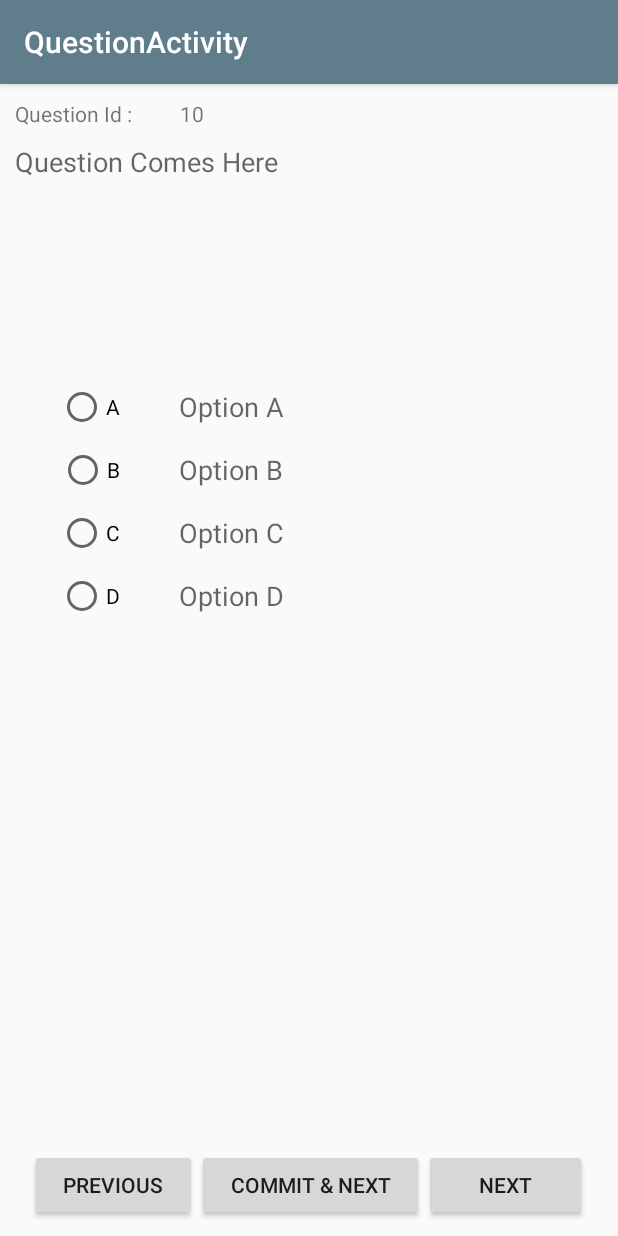
After one commit to SushankKDahiwadkar/oesmsproj, an Android app: the QuestionActivity screen opened directly, with no data from a screen before it, on a phone screen of 412 x 824 dp. The commit adds this screen. Run offline under Robolectric (Android 15) with nearby library versions, the phone set to English and light mode, and no system bars.

Commit message:
minor commit

```diff
--- a/LoginRegisterMaterial/app/src/main/java/com/sushank/loginregistermaterial/activity/HomeFragment.java
+++ b/LoginRegisterMaterial/app/src/main/java/com/sushank/loginregistermaterial/activity/HomeFragment.java
@@ -24,6 +24,7 @@ import com.sushank.loginregistermaterial.adapter.AppController;
 
 import org.json.JSONObject;
 
+import static com.sushank.loginregistermaterial.util.GlobalConstant.HOST_SERVER;
 import java.text.BreakIterator;
 
 /**
@@ -73,7 +74,7 @@ public class HomeFragment extends Fragment {
 
     public void sendTestId(){
         String testId = String.valueOf(editText.getText());
-        String url = "http://104.197.79.26:8080/oes/api/Test/" + testId;
+        String url = HOST_SERVER + "/Test/" + testId;
         final ProgressDialog progressDialog = new ProgressDialog(getActivity());
         progressDialog.setMessage("Fetching Test Details...");
         progressDialog.show();
--- /dev/null
+++ b/LoginRegisterMaterial/app/src/main/java/com/sushank/loginregistermaterial/activity/QuestionActivity.java
@@ -0,0 +1,23 @@
+package com.sushank.loginregistermaterial.activity;
+
+import android.os.Bundle;
+import android.support.design.widget.FloatingActionButton;
+import android.support.design.widget.Snackbar;
+import android.support.v7.app.AppCompatActivity;
+import android.support.v7.widget.Toolbar;
+import android.view.View;
+
+import com.sushank.loginregistermaterial.R;
+
+public class QuestionActivity extends AppCompatActivity {
+
+    @Override
+    protected void onCreate(Bundle savedInstanceState) {
+        super.onCreate(savedInstanceState);
+        setContentView(R.layout.content_question);
+        Toolbar toolbar = (Toolbar) findViewById(R.id.toolbar);
+        setSupportActionBar(toolbar);
+
+    }
+
+}
--- a/LoginRegisterMaterial/app/src/main/java/com/sushank/loginregistermaterial/activity/TestDetails.java
+++ b/LoginRegisterMaterial/app/src/main/java/com/sushank/loginregistermaterial/activity/TestDetails.java
@@ -1,19 +1,32 @@
 package com.sushank.loginregistermaterial.activity;
 
+import android.app.ProgressDialog;
 import android.content.Intent;
 import android.os.Bundle;
 import android.support.v7.app.AppCompatActivity;
 import android.support.v7.widget.Toolbar;
+import android.util.Log;
+import android.view.View;
+import android.widget.Button;
 import android.widget.TextView;
 import android.widget.Toast;
 
 
+import com.android.volley.DefaultRetryPolicy;
+import com.android.volley.Request;
+import com.android.volley.Response;
+import com.android.volley.VolleyError;
+import com.android.volley.VolleyLog;
+import com.android.volley.toolbox.JsonObjectRequest;
 import com.google.gson.Gson;
 import com.sushank.loginregistermaterial.R;
+import com.sushank.loginregistermaterial.adapter.AppController;
 import com.sushank.loginregistermaterial.model.TestDetail;
 
 import org.json.JSONException;
 import org.json.JSONObject;
+
+import static com.sushank.loginregistermaterial.util.GlobalConstant.HOST_SERVER;
 
 
 public class TestDetails extends AppCompatActivity {
@@ -21,6 +34,7 @@ public class TestDetails extends AppCompatActivity {
     TextView txtViewTestName;
     TextView txtViewSubject;
     TextView txtViewTotalQuestions;
+    Button btnStartTest;
     @Override
     protected void onCreate(Bundle savedInstanceState) {
         super.onCreate(savedInstanceState);
@@ -32,12 +46,56 @@ public class TestDetails extends AppCompatActivity {
         txtViewTestName = (TextView) findViewById(R.id.textViewTestName);
         txtViewSubject = (TextView) findViewById(R.id.textViewSubject);
         txtViewTotalQuestions = (TextView) findViewById(R.id.textViewTotalQuestions);
+        btnStartTest = (Button) findViewById(R.id.btnStartTest);
 
         Intent intent = getIntent();
-        String testDetails = intent.getStringExtra("TEST_DETAILS");
+        final String testDetails = intent.getStringExtra("TEST_DETAILS");
 
         showTestDetails(testDetails);
+
+        btnStartTest.setOnClickListener(new View.OnClickListener() {
+            @Override
+            public void onClick(View v) {
+                openQuestionActivity(testDetails);
+            }
+        });
     }
+
+    private void openQuestionActivity(String testDetails) {
+        Gson gson = new Gson();
+        TestDetail testDetail = gson.fromJson(testDetails, TestDetail.class);
+
+        String url = HOST_SERVER + "/Question/Test/" + testDetail.getTestId();
+
+        JSONObject param = null;
+
+        JsonObjectRequest jsonObjectRequest = new JsonObjectRequest(Request.Method.GET, url, param,
+                new Response.Listener<JSONObject>() {
+                    @Override
+                    public void onResponse(JSONObject response) {
+                        Log.i("Response", response.toString());
+                        Intent intent = new Intent(getApplicationContext(), QuestionActivity.class);
+                        intent.putExtra("QUESTION_SET", response.toString());
+                        startActivity(intent);
+
+                    }
+                }, new Response.ErrorListener() {
+
+            @Override
+            public void onErrorResponse(VolleyError error) {
+                VolleyLog.e("Error", error.getStackTrace());
+            }
+        });
+
+        Log.i("Generated Request : ", jsonObjectRequest.toString());
+        jsonObjectRequest.setRetryPolicy(new DefaultRetryPolicy(
+                10000,
+                DefaultRetryPolicy.DEFAULT_MAX_RETRIES,
+                DefaultRetryPolicy.DEFAULT_BACKOFF_MULT));
+
+        AppController.getInstance().addToRequestQueue(jsonObjectRequest, "Get Question Set");
+    }
+
 
     private void showTestDetails(String test_details) {
         Gson gson = new Gson();
--- /dev/null
+++ b/LoginRegisterMaterial/app/src/main/java/com/sushank/loginregistermaterial/util/GlobalConstant.java
@@ -0,0 +1,9 @@
+package com.sushank.loginregistermaterial.util;
+
+/**
+ * Created by sushank_dahiwadkar on 2/13/2016.
+ */
+public class GlobalConstant {
+
+    public static final String HOST_SERVER= "http://104.197.96.160:8080/oes/api";
+}
--- a/LoginRegisterMaterial/app/src/main/res/layout/activity_test_details.xml
+++ /dev/null
@@ -1,20 +0,0 @@
-<?xml version="1.0" encoding="utf-8"?>
-<android.support.design.widget.CoordinatorLayout
-    xmlns:android="http://schemas.android.com/apk/res/android"
-    xmlns:app="http://schemas.android.com/apk/res-auto"
-    xmlns:tools="http://schemas.android.com/tools"
-    android:layout_width="match_parent"
-    android:layout_height="match_parent" android:fitsSystemWindows="true"
-    tools:context="com.sushank.loginregistermaterial.activity.TestDetails">
-
-    <android.support.design.widget.AppBarLayout android:layout_height="wrap_content"
-        android:layout_width="match_parent" android:theme="@style/MyMaterialTheme.AppBarOverlay">
-
-        <android.support.v7.widget.Toolbar android:id="@+id/toolbar"
-            android:layout_width="match_parent" android:layout_height="?attr/actionBarSize"
-            android:background="?attr/colorPrimary"
-            app:popupTheme="@style/MyMaterialTheme.PopupOverlay" />
-
-    </android.support.design.widget.AppBarLayout>
-
-</android.support.design.widget.CoordinatorLayout>
--- /dev/null
+++ b/LoginRegisterMaterial/app/src/main/res/layout/content_question.xml
@@ -0,0 +1,190 @@
+<?xml version="1.0" encoding="utf-8"?>
+<RelativeLayout
+    xmlns:android="http://schemas.android.com/apk/res/android"
+    xmlns:tools="http://schemas.android.com/tools"
+    xmlns:app="http://schemas.android.com/apk/res-auto"
+    android:layout_width="wrap_content"
+    android:layout_height="wrap_content"
+    app:layout_behavior="@string/appbar_scrolling_view_behavior"
+    tools:context="com.sushank.loginregistermaterial.activity.QuestionActivity">
+
+    <android.support.design.widget.AppBarLayout android:layout_height="wrap_content"
+        android:layout_width="match_parent" android:theme="@style/MyMaterialTheme.AppBarOverlay"
+        android:id="@+id/tableLayout">
+        <android.support.v7.widget.Toolbar android:id="@+id/toolbar"
+            android:layout_width="match_parent" android:layout_height="?attr/actionBarSize"
+            android:background="?attr/colorPrimary"
+            app:popupTheme="@style/MyMaterialTheme.PopupOverlay" />
+    </android.support.design.widget.AppBarLayout>
+
+    <TextView
+        android:layout_width="wrap_content"
+        android:layout_height="wrap_content"
+        android:textAppearance="?android:attr/textAppearanceSmall"
+        android:text="Question Id : "
+        android:id="@+id/textViewQuestionNumberText"
+        android:layout_marginTop="10dp"
+        android:layout_marginLeft="10dp"
+        android:layout_below="@+id/tableLayout"
+        android:layout_alignParentLeft="true"
+        android:layout_alignParentStart="true" />
+
+    <TextView
+        android:layout_width="wrap_content"
+        android:layout_height="wrap_content"
+        android:textAppearance="?android:attr/textAppearanceSmall"
+        android:text="10"
+        android:id="@+id/textViewQuestionNumber"
+        android:layout_marginTop="10dp"
+        android:layout_marginLeft="120dp"
+        android:layout_below="@+id/tableLayout"
+        android:layout_toRightOf="@+id/textViewQuestionNumberText"
+        android:layout_alignParentLeft="true"
+        android:layout_alignParentStart="true" />
+
+    <TextView
+        android:layout_width="fill_parent"
+        android:layout_height="150dp"
+        android:textAppearance="?android:attr/textAppearanceMedium"
+        android:text="Question Comes Here"
+        android:id="@+id/textViewQuestion"
+        android:layout_below="@+id/textViewQuestionNumberText"
+        android:layout_alignLeft="@+id/textViewQuestionNumberText"
+        android:layout_alignStart="@+id/textViewQuestionNumberText"
+        android:layout_marginRight="10dp"
+        android:layout_marginTop="10dp" />
+
+    <RelativeLayout
+        android:layout_width="match_parent"
+        android:layout_height="wrap_content"
+        android:layout_alignParentBottom="true"
+        android:layout_below="@id/textViewQuestion"
+        android:layout_marginTop="10dp"
+        android:layout_marginLeft="10dp"
+        android:layout_marginRight="10dp">
+        <TableLayout
+            android:id="@+id/tableView1"
+            android:layout_width="match_parent"
+            android:layout_height="wrap_content"
+            android:layout_marginBottom="100dp"
+            android:shrinkColumns="*"
+            android:stretchColumns="*">
+
+            <TableRow
+                android:layout_width="match_parent"
+                android:layout_height="wrap_content"
+                android:paddingBottom="10dp">
+
+                <RadioButton
+                    android:text="A"
+                    android:layout_width="wrap_content"
+                    android:layout_gravity="center"/>
+
+                <TextView
+                    android:paddingLeft="10dp"
+                    android:text="Option A"
+                    android:textAppearance="?android:attr/textAppearanceMedium"
+                    android:layout_gravity="center_vertical"
+                    android:layout_span="5"
+                    android:id="@+id/textViewOptionA" />
+            </TableRow>
+
+            <TableRow
+                android:layout_width="match_parent"
+                android:layout_height="wrap_content"
+                android:paddingBottom="10dp">
+
+                <RadioButton
+                    android:text="B"
+                    android:layout_width="wrap_content"
+                    android:layout_gravity="center"/>
+
+                <TextView
+                    android:paddingLeft="10dp"
+                    android:text="Option B"
+                    android:textAppearance="?android:attr/textAppearanceMedium"
+                    android:layout_gravity="center_vertical"
+                    android:layout_span="5"
+                    android:id="@+id/textViewOptionB" />
+            </TableRow>
+
+            <TableRow
+                android:layout_width="match_parent"
+                android:layout_height="wrap_content"
+                android:paddingBottom="10dp">
+
+                <RadioButton
+                    android:text="C"
+                    android:layout_width="wrap_content"
+                    android:layout_gravity="center"/>
+
+                <TextView
+                    android:paddingLeft="10dp"
+                    android:text="Option C"
+                    android:textAppearance="?android:attr/textAppearanceMedium"
+                    android:layout_gravity="center_vertical"
+                    android:layout_span="5"
+                    android:id="@+id/textViewOptionC" />
+            </TableRow>
+
+            <TableRow
+                android:layout_width="match_parent"
+                android:layout_height="wrap_content"
+                android:paddingBottom="10dp">
+
+                <RadioButton
+                    android:text="D"
+                    android:layout_width="wrap_content"
+                    android:layout_gravity="center"/>
+
+                <TextView
+                    android:paddingLeft="10dp"
+                    android:text="Option D"
+                    android:textAppearance="?android:attr/textAppearanceMedium"
+                    android:layout_gravity="center_vertical"
+                    android:layout_span="5"
+                    android:id="@+id/textViewOptionD" />
+            </TableRow>
+        </TableLayout>
+
+        <TableLayout
+            android:layout_width="match_parent"
+            android:layout_height="wrap_content"
+            android:shrinkColumns="*"
+            android:stretchColumns="*"
+            android:layout_marginLeft="10dp"
+            android:layout_marginRight="10dp"
+            android:layout_marginBottom="10dp"
+            android:layout_alignParentBottom="true">
+            <TableRow
+                android:layout_width="match_parent"
+                android:layout_height="wrap_content"
+                android:gravity="center_horizontal">
+                <Button
+                    android:layout_width="wrap_content"
+                    android:layout_height="wrap_content"
+                    android:text="Previous"
+                    android:id="@+id/buttonPrevious"
+                    android:layout_alignParentBottom="true" />
+
+                <Button
+                    android:layout_width="wrap_content"
+                    android:layout_height="wrap_content"
+                    android:text="Commit &amp; Next"
+                    android:id="@+id/buttonCommit"
+                    android:layout_alignParentBottom="true"
+                    android:layout_toRightOf="@id/buttonPrevious" />
+
+                <Button
+                    android:layout_width="wrap_content"
+                    android:layout_height="wrap_content"
+                    android:text="Next"
+                    android:id="@+id/buttonNext"
+                    android:layout_alignParentBottom="true"
+                    android:layout_toRightOf="@id/buttonCommit" />
+            </TableRow>
+        </TableLayout>
+    </RelativeLayout>
+
+
+</RelativeLayout>
--- a/LoginRegisterMaterial/app/src/main/res/layout/content_test_details.xml
+++ b/LoginRegisterMaterial/app/src/main/res/layout/content_test_details.xml
@@ -23,7 +23,8 @@
         android:layout_marginTop="10dp"
         android:paddingTop="100dp"
         android:shrinkColumns="*"
-        android:stretchColumns="*">
+        android:stretchColumns="*"
+        android:id="@+id/tableLayout2">
         <TableRow
             android:id="@+id/tableRow1"
             android:layout_width="match_parent"
@@ -166,4 +167,13 @@
         </TableRow>
     </TableLayout>
 
+    <Button
+        android:layout_width="wrap_content"
+        android:layout_height="wrap_content"
+        android:text="Start Test"
+        android:id="@+id/btnStartTest"
+        android:layout_below="@+id/tableLayout2"
+        android:layout_centerHorizontal="true"
+        android:layout_marginTop="44dp" />
+
 </RelativeLayout>
--- a/LoginRegisterMaterial/app/src/main/res/values/strings.xml
+++ b/LoginRegisterMaterial/app/src/main/res/values/strings.xml
@@ -29,4 +29,5 @@
     <string name="err_msg_email">Enter valid email address</string>
     <string name="err_msg_password">Enter the password</string>
     <string name="title_activity_test_details">Test Details</string>
+    <string name="title_activity_question">QuestionActivity</string>
 </resources>
--- a/oes/src/main/java/com/sushankkdahiwadkar/oes/controller/QuestionController.java
+++ b/oes/src/main/java/com/sushankkdahiwadkar/oes/controller/QuestionController.java
@@ -68,7 +68,7 @@ public class QuestionController {
 		} catch (JsonProcessingException e) {
 			e.printStackTrace();
 		}
-		return Response.status(201).entity(jsonObject).build();
+		return Response.status(200).entity(jsonObject).build();
 	}
 
 	@GET
@@ -83,6 +83,6 @@ public class QuestionController {
 		} catch (JsonProcessingException e) {
 			e.printStackTrace();
 		}
-		return Response.status(201).entity(jsonObject).build();
+		return Response.status(200).entity(jsonObject).build();
 	}
 }
```
Also changed, not shown: LoginRegisterMaterial/app/src/main/AndroidManifest.xml (+8 -1 lines), 1 other file.
